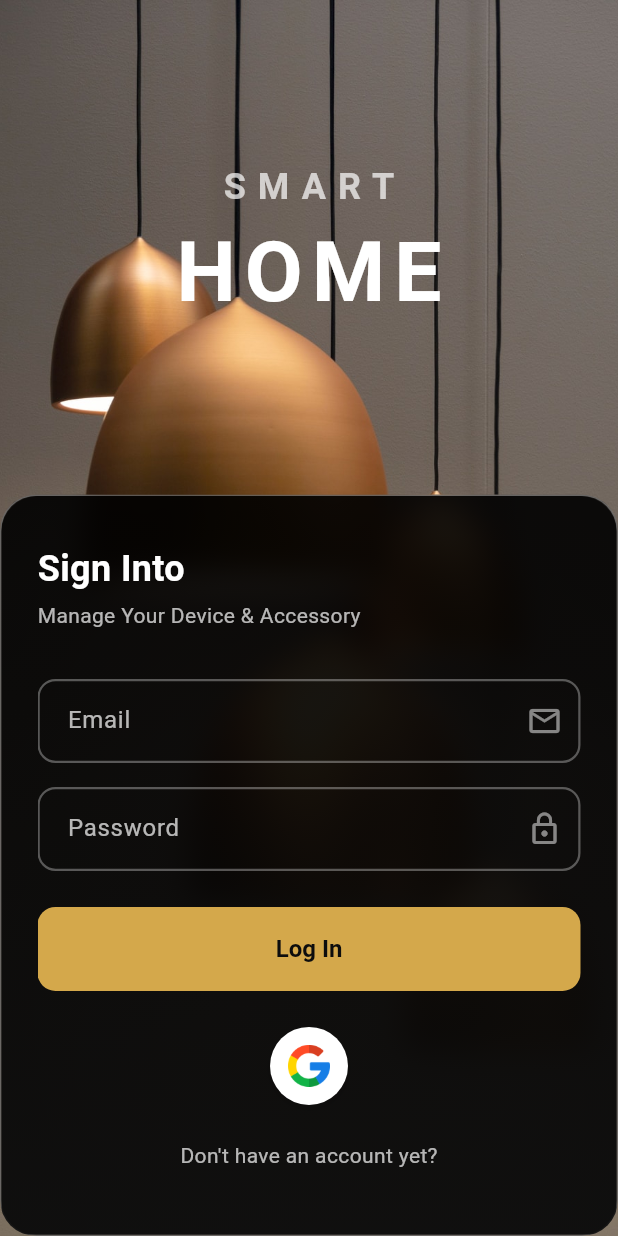
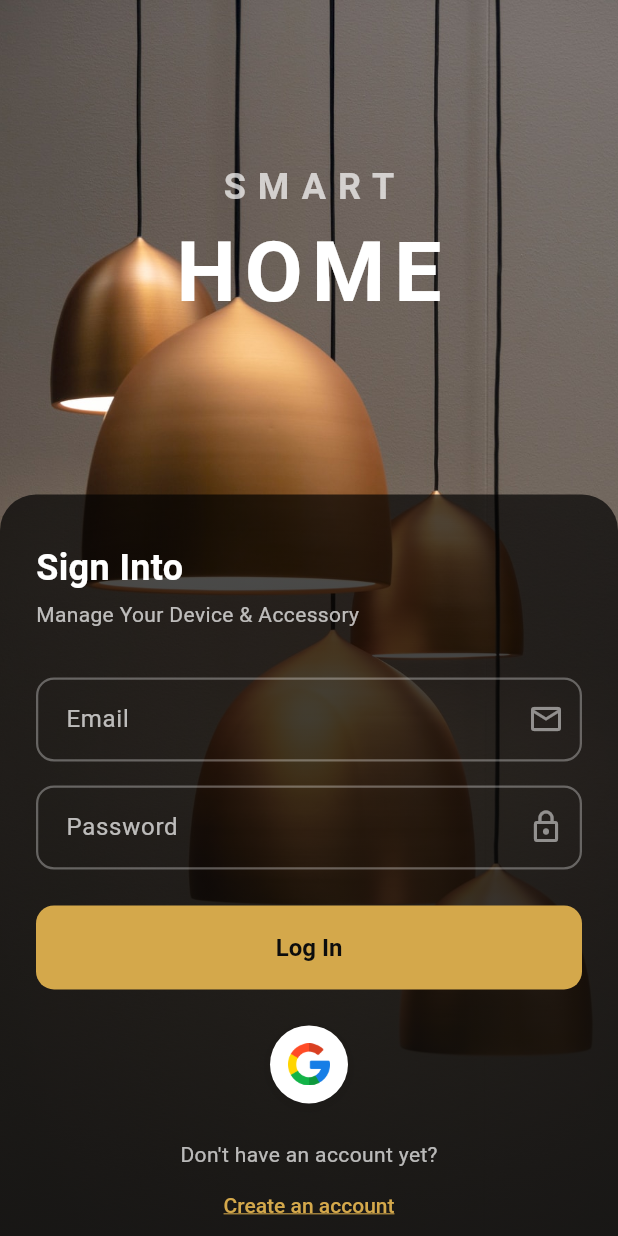
Before and after one commit to fb2001/Smart-Bidonville, a Flutter app: the screen it shows after launch, on a phone screen of 412 x 824 dp. Run offline on Flutter 3.47's test engine with Material 3 defaults, Android fonts, the phone set to English and light mode, and no system bars; our stand-ins replace firebase_auth, firebase_core, google_sign_in, shared_preferences; missing offline and left inert: mobile_scanner; accounts and stored records are empty.

Commit message:
Fix: Correction erreur syntaxe login_screen et mise à jour configuration iOS

```diff
--- a/lib/features/auth/presentation/screens/login_screen.dart
+++ b/lib/features/auth/presentation/screens/login_screen.dart
@@ -230,15 +230,8 @@
               // Login form card
               Expanded(
                 flex: 6,
-                child: GlassCard(
-                  borderRadius: AppRadius.xl,
-                  padding: EdgeInsets.zero,
                 child: Container(
                   width: double.infinity,
-                    padding: const EdgeInsets.symmetric(
-                      horizontal: AppSpacing.lg,
-                      vertical: AppSpacing.xl,
-                    ),
                   decoration: BoxDecoration(
                     gradient: LinearGradient(
                       begin: Alignment.topCenter,
@@ -253,7 +246,22 @@
                       topRight: Radius.circular(AppRadius.xl),
                     ),
                   ),
+                  child: ClipRRect(
+                    borderRadius: const BorderRadius.only(
+                      topLeft: Radius.circular(AppRadius.xl),
+                      topRight: Radius.circular(AppRadius.xl),
+                    ),
                     child: SingleChildScrollView(
+                      physics: const BouncingScrollPhysics(),
+                      child: Container(
+                        constraints: BoxConstraints(
+                          minHeight: MediaQuery.of(context).size.height * 0.6,
+                        ),
+                        child: Padding(
+                          padding: const EdgeInsets.symmetric(
+                            horizontal: AppSpacing.lg,
+                            vertical: AppSpacing.xl,
+                          ),
                           child: Form(
                             key: _formKey,
                             child: Column(
@@ -368,6 +376,8 @@
                       ),
                     ),
                   ),
+                ),
+              ),
             ],
           ),
         ),
--- a/lib/features/dashboard/viewmodel/dashboard_provider.dart
+++ b/lib/features/dashboard/viewmodel/dashboard_provider.dart
@@ -12,6 +12,7 @@
 class DashboardProvider extends ChangeNotifier {
   final FanApiService _apiService;
   final Esp32Config _config;
+  final bool _enablePolling;
 
   DashboardState _state = DashboardState.initial();
   DashboardState get state => _state;
@@ -24,8 +25,10 @@
   DashboardProvider({
     FanApiService? apiService,
     Esp32Config? config,
+    bool enablePolling = true,
   })  : _apiService = apiService ?? FanApiService(),
-        _config = config ?? Esp32Config();
+        _config = config ?? Esp32Config(),
+        _enablePolling = enablePolling;
 
   // === Initialization ===
   Future<void> initialize() async {
@@ -38,6 +41,7 @@
 
   // === Polling Control ===
   void startPolling() {
+    if (!_enablePolling) return;
     if (_pollingTimer?.isActive ?? false) return;
 
     _state = _state.copyWith(isPolling: true);
```
Also changed, not shown: pubspec.yaml (+11 -0 lines), pubspec.lock, 6 other files. Lines whose indentation alone changed are shown as unchanged.
